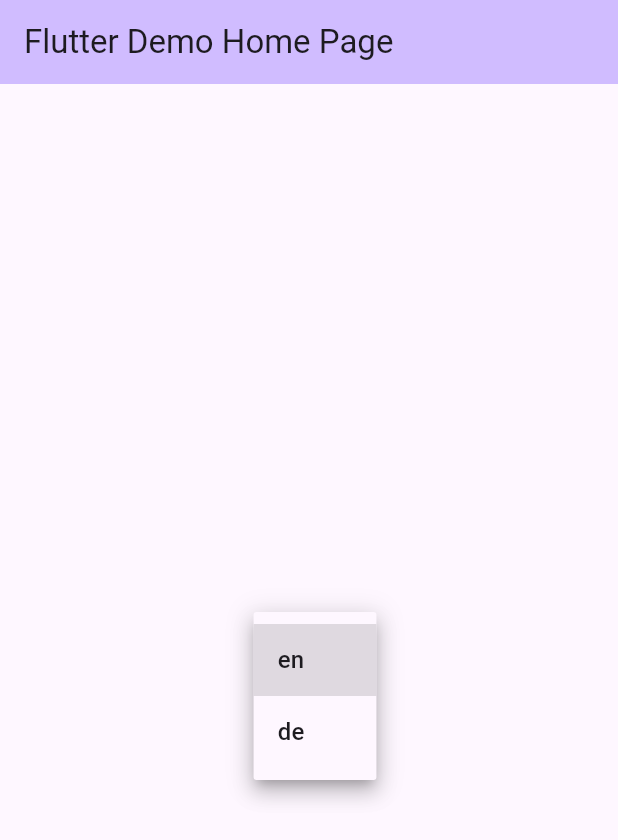
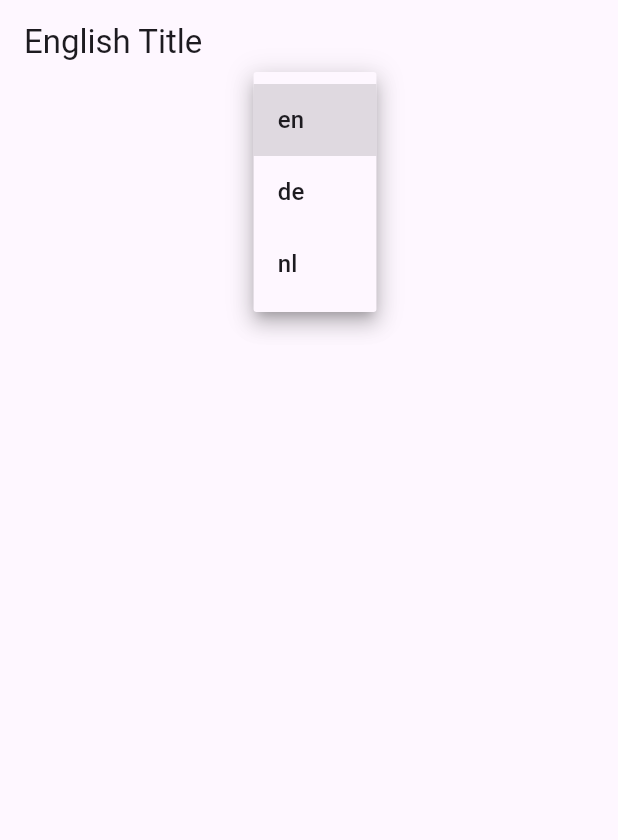
Before and after one commit to nottmey/launchdarkly-riverpod, a Flutter app: the screen it shows after launch, after a tap on "en", on a phone screen of 412 x 824 dp. Shown: the top 840 px of the screen. Run offline on Flutter 3.47's test engine with Material 3 defaults, Android fonts, the light colour scheme and no system bars; our stand-ins replace flutter_riverpod; missing offline and left inert: lokalise_flutter_sdk.

Commit message:
setup lokalisation

```diff
--- /dev/null
+++ b/lib/languages/de.arb
@@ -0,0 +1,4 @@
+{
+  "@@locale": "de",
+  "title": "Deutscher Titel"
+}
--- /dev/null
+++ b/lib/languages/en.arb
@@ -0,0 +1,4 @@
+{
+  "@@locale": "en",
+  "title": "English Title"
+}
--- /dev/null
+++ b/lib/languages/nl.arb
@@ -0,0 +1,4 @@
+{
+  "@@locale": "nl",
+  "title": "Nederlandse titel"
+}
--- a/lib/main.dart
+++ b/lib/main.dart
@@ -1,13 +1,19 @@
 import 'package:flutter/material.dart';
 import 'package:flutter_riverpod/flutter_riverpod.dart';
+import 'package:launchdarkly_riverpod/generated/localizations.dart';
+import 'package:lokalise_flutter_sdk/lokalise_flutter_sdk.dart';
 
-void main() {
+void main() async {
+  WidgetsFlutterBinding.ensureInitialized();
+
+  await Lokalise.init(projectId: 'any, not used', sdkToken: 'any, not used');
+
   runApp(ProviderScope(child: const App()));
 }
 
 final supportedLocalesProvider = Provider(
   // TODO feature flag
-  (ref) => [const Locale('en'), const Locale('de')],
+  (ref) => L10nExtension.supportedLocales,
 );
 
 final manualLocaleProvider = StateProvider((ref) => const Locale('en'));
@@ -32,6 +38,8 @@ class _AppState extends ConsumerState<App> {
   Widget build(BuildContext context) {
     return MaterialApp(
       home: const Home(),
+      localizationsDelegates: L10nExtension.localizationsDelegates,
+      supportedLocales: ref.watch(supportedLocalesProvider),
       locale: ref.watch(appLocaleProvider),
     );
   }
@@ -43,15 +51,10 @@ class Home extends ConsumerWidget {
   @override
   Widget build(BuildContext context, WidgetRef ref) {
     return Scaffold(
-      appBar: AppBar(
-        backgroundColor: Theme.of(context).colorScheme.inversePrimary,
-        // TODO locale based title
-        title: Text('Flutter Demo Home Page'),
-      ),
+      appBar: AppBar(title: Text(L10nExtension.of(context).title)),
       body: Center(
         child: Column(
-          mainAxisAlignment: MainAxisAlignment.center,
-          children: <Widget>[
+          children: [
             DropdownButton(
               value: ref.watch(appLocaleProvider),
               items: ref
--- /dev/null
+++ b/lok-l10n.yaml
@@ -0,0 +1,5 @@
+output-class: L10nExtension
+arb-dir: lib/languages
+output-dir: lib/generated
+template-arb-file: en.arb
+output-localization-file: localizations.dart
```
Also changed, not shown: pubspec.yaml (+6 -1 lines), lib/generated/intl/messages_all.dart (added), lib/generated/intl/messages_all_locales.dart (added), lib/generated/intl/messages_de.dart (added), lib/generated/intl/messages_en.dart (added), lib/generated/intl/messages_nl.dart (added), lib/generated/localizations.dart (added), pubspec.lock, 7 other files.
